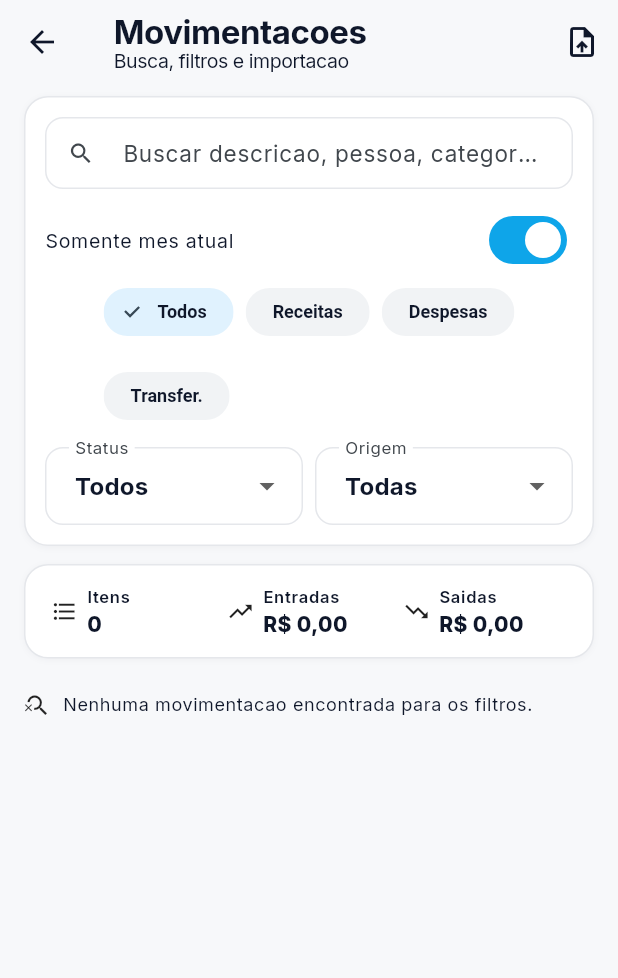
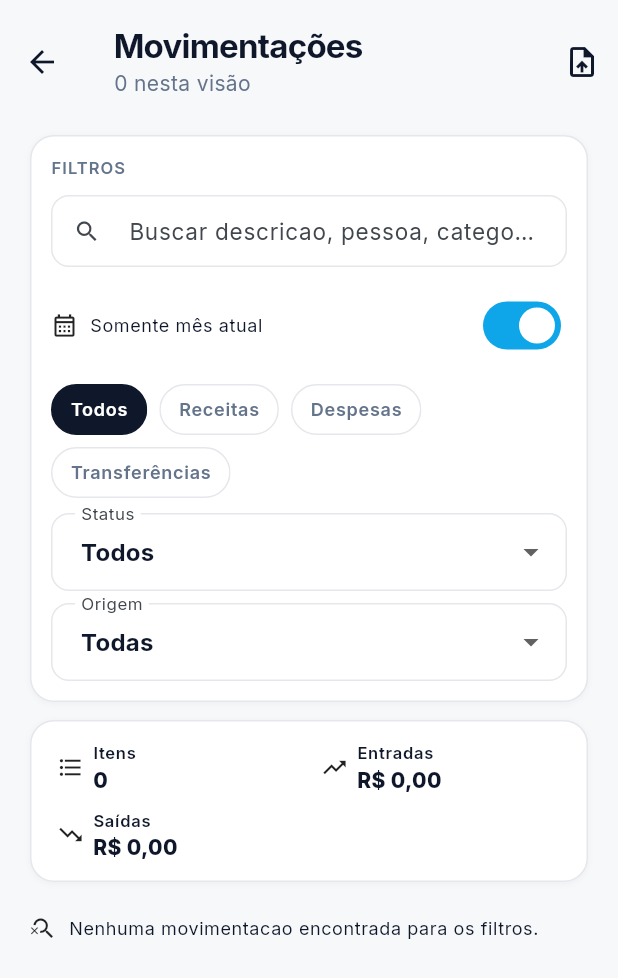
Before and after one commit to paulochornobay/ZimbaControl, a Flutter app: the MovementsPage screen opened directly with empty values, on a phone screen of 412 x 824 dp. Shown: the top 978 px of the screen. Run offline on Flutter 3.47's test engine with Material 3 defaults, Android fonts, the phone set to English and light mode, and no system bars; our stand-ins replace drift, file_picker, flutter_secure_storage, google_sign_in, share_plus; accounts and stored records are empty; generated files the repository leaves out were written again.

Commit message:
Refine movements filters layout

```diff
--- a/apps/mobile/lib/src/presentation/movements_page.dart
+++ b/apps/mobile/lib/src/presentation/movements_page.dart
@@ -2,6 +2,7 @@ import 'package:flutter/material.dart';
 
 import '../data/local/app_database.dart';
 import 'dashboard_page.dart';
+import 'design/zimba_theme.dart';
 import 'design/zimba_ui.dart';
 import 'import_page.dart';
 
@@ -43,13 +44,23 @@ class _MovementsPageState extends State<MovementsPage> {
 
         return Scaffold(
           appBar: AppBar(
-            title: const Column(
+            toolbarHeight: 82,
+            title: Column(
               crossAxisAlignment: CrossAxisAlignment.start,
               children: [
-                Text('Movimentacoes'),
                 Text(
-                  'Busca, filtros e importacao',
-                  style: TextStyle(fontSize: 13, fontWeight: FontWeight.w400),
+                  'Movimentações',
+                  style: Theme.of(
+                    context,
+                  ).textTheme.titleLarge?.copyWith(letterSpacing: -.5),
+                ),
+                const SizedBox(height: 3),
+                Text(
+                  '${filtered.length} nesta visão',
+                  style: Theme.of(context).textTheme.bodyMedium?.copyWith(
+                    color: ZimbaColors.secondaryText,
+                    fontWeight: FontWeight.w400,
+                  ),
                 ),
               ],
             ),
@@ -66,7 +77,7 @@ class _MovementsPageState extends State<MovementsPage> {
             ],
           ),
           body: ListView(
-            padding: const EdgeInsets.fromLTRB(16, 8, 16, 96),
+            padding: const EdgeInsets.fromLTRB(20, 8, 20, 96),
             children: [
               if (snapshot.connectionState == ConnectionState.waiting &&
                   all.isEmpty)
@@ -205,7 +216,16 @@ class MovementFilterPanel extends StatelessWidget {
     return ZimbaCard(
       padding: const EdgeInsets.all(14),
       child: Column(
+        crossAxisAlignment: CrossAxisAlignment.start,
         children: [
+          Text(
+            'FILTROS',
+            style: Theme.of(context).textTheme.labelSmall?.copyWith(
+              color: ZimbaColors.secondaryText,
+              letterSpacing: .7,
+            ),
+          ),
+          const SizedBox(height: 10),
           TextField(
             controller: searchController,
             onChanged: (_) => onSearchChanged(),
@@ -217,50 +237,44 @@ class MovementFilterPanel extends StatelessWidget {
             ),
           ),
           const SizedBox(height: 10),
-          SwitchListTile(
-            dense: true,
-            contentPadding: EdgeInsets.zero,
-            title: const Text('Somente mes atual'),
-            value: currentMonthOnly,
+          _MovementPeriodToggle(
+            currentMonthOnly: currentMonthOnly,
             onChanged: (value) => onChanged(monthOnly: value),
           ),
+          const SizedBox(height: 10),
           Wrap(
             spacing: 8,
             runSpacing: 8,
             children: [
-              FilterChip(
-                label: const Text('Todos'),
+              _MovementPill(
+                label: 'Todos',
                 selected: kindFilter == 'all',
-                onSelected: (_) => onChanged(kind: 'all'),
+                onTap: () => onChanged(kind: 'all'),
               ),
-              FilterChip(
-                label: const Text('Receitas'),
+              _MovementPill(
+                label: 'Receitas',
                 selected: kindFilter == 'income',
-                onSelected: (_) => onChanged(kind: 'income'),
+                onTap: () => onChanged(kind: 'income'),
               ),
-              FilterChip(
-                label: const Text('Despesas'),
+              _MovementPill(
+                label: 'Despesas',
                 selected: kindFilter == 'expense',
-                onSelected: (_) => onChanged(kind: 'expense'),
+                onTap: () => onChanged(kind: 'expense'),
               ),
-              FilterChip(
-                label: const Text('Transfer.'),
+              _MovementPill(
+                label: 'Transferências',
                 selected: kindFilter == 'transfer',
-                onSelected: (_) => onChanged(kind: 'transfer'),
+                onTap: () => onChanged(kind: 'transfer'),
               ),
             ],
           ),
           const SizedBox(height: 10),
-          Row(
-            children: [
-              Expanded(
-                child: DropdownButtonFormField<String>(
-                  initialValue: statusFilter,
-                  decoration: const InputDecoration(
-                    isDense: true,
-                    labelText: 'Status',
-                    border: OutlineInputBorder(),
-                  ),
+          LayoutBuilder(
+            builder: (context, constraints) {
+              final fields = [
+                _MovementSelect(
+                  label: 'Status',
+                  value: statusFilter,
                   items: const [
                     DropdownMenuItem(value: 'all', child: Text('Todos')),
                     DropdownMenuItem(value: 'pending', child: Text('Pendente')),
@@ -272,21 +286,14 @@ class MovementFilterPanel extends StatelessWidget {
                   ],
                   onChanged: (value) => onChanged(status: value),
                 ),
-              ),
-              const SizedBox(width: 8),
-              Expanded(
-                child: DropdownButtonFormField<String>(
-                  initialValue: sourceFilter,
-                  decoration: const InputDecoration(
-                    isDense: true,
-                    labelText: 'Origem',
-                    border: OutlineInputBorder(),
-                  ),
+                _MovementSelect(
+                  label: 'Origem',
+                  value: sourceFilter,
                   items: const [
                     DropdownMenuItem(value: 'all', child: Text('Todas')),
                     DropdownMenuItem(
                       value: 'notification',
-                      child: Text('Notif.'),
+                      child: Text('Notificação'),
                     ),
                     DropdownMenuItem(value: 'csv', child: Text('CSV')),
                     DropdownMenuItem(value: 'ofx', child: Text('OFX')),
@@ -294,11 +301,128 @@ class MovementFilterPanel extends StatelessWidget {
                   ],
                   onChanged: (value) => onChanged(source: value),
                 ),
-              ),
-            ],
+              ];
+              if (constraints.maxWidth < 360) {
+                return Column(
+                  children: [
+                    fields.first,
+                    const SizedBox(height: 8),
+                    fields.last,
+                  ],
+                );
+              }
+              return Row(
+                children: [
+                  Expanded(child: fields.first),
+                  const SizedBox(width: 8),
+                  Expanded(child: fields.last),
+                ],
+              );
+            },
           ),
         ],
       ),
+    );
+  }
+}
+
+class _MovementPeriodToggle extends StatelessWidget {
+  const _MovementPeriodToggle({
+    required this.currentMonthOnly,
+    required this.onChanged,
+  });
+
+  final bool currentMonthOnly;
+  final ValueChanged<bool> onChanged;
+
+  @override
+  Widget build(BuildContext context) {
+    return Material(
+      color: Colors.transparent,
+      child: InkWell(
+        borderRadius: BorderRadius.circular(12),
+        onTap: () => onChanged(!currentMonthOnly),
+        child: Padding(
+          padding: const EdgeInsets.symmetric(vertical: 5),
+          child: Row(
+            children: [
+              const Icon(Icons.calendar_month_outlined, size: 18),
+              const SizedBox(width: 8),
+              Expanded(
+                child: Text(
+                  'Somente mês atual',
+                  style: Theme.of(context).textTheme.bodySmall,
+                ),
+              ),
+              Switch(value: currentMonthOnly, onChanged: onChanged),
+            ],
+          ),
+        ),
+      ),
+    );
+  }
+}
+
+class _MovementPill extends StatelessWidget {
+  const _MovementPill({
+    required this.label,
+    required this.selected,
+    required this.onTap,
+  });
+
+  final String label;
+  final bool selected;
+  final VoidCallback onTap;
+
+  @override
+  Widget build(BuildContext context) {
+    return Material(
+      color: Colors.transparent,
+      child: InkWell(
+        onTap: onTap,
+        borderRadius: BorderRadius.circular(999),
+        child: Ink(
+          padding: const EdgeInsets.symmetric(horizontal: 12, vertical: 8),
+          decoration: BoxDecoration(
+            color: selected ? ZimbaColors.foreground : ZimbaColors.surface,
+            border: Border.all(
+              color: selected ? ZimbaColors.foreground : ZimbaColors.border,
+            ),
+            borderRadius: BorderRadius.circular(999),
+          ),
+          child: Text(
+            label,
+            style: Theme.of(context).textTheme.labelMedium?.copyWith(
+              color: selected ? Colors.white : ZimbaColors.secondaryText,
+            ),
+          ),
+        ),
+      ),
+    );
+  }
+}
+
+class _MovementSelect extends StatelessWidget {
+  const _MovementSelect({
+    required this.label,
+    required this.value,
+    required this.items,
+    required this.onChanged,
+  });
+
+  final String label;
+  final String value;
+  final List<DropdownMenuItem<String>> items;
+  final ValueChanged<String?> onChanged;
+
+  @override
+  Widget build(BuildContext context) {
+    return DropdownButtonFormField<String>(
+      initialValue: value,
+      isExpanded: true,
+      decoration: InputDecoration(isDense: true, labelText: label),
+      items: items,
+      onChanged: onChanged,
     );
   }
 }
@@ -319,30 +443,42 @@ class MovementTotalsCard extends StatelessWidget {
   Widget build(BuildContext context) {
     return ZimbaCard(
       padding: const EdgeInsets.all(14),
-      child: Row(
-        children: [
-          Expanded(
-            child: MovementMetric(
+      child: LayoutBuilder(
+        builder: (context, constraints) {
+          final metrics = [
+            MovementMetric(
               icon: Icons.format_list_bulleted,
               label: 'Itens',
               value: count.toString(),
             ),
-          ),
-          Expanded(
-            child: MovementMetric(
+            MovementMetric(
               icon: Icons.trending_up,
               label: 'Entradas',
               value: formatBrl(incomeCents),
             ),
-          ),
-          Expanded(
-            child: MovementMetric(
+            MovementMetric(
               icon: Icons.trending_down,
-              label: 'Saidas',
+              label: 'Saídas',
               value: formatBrl(expenseCents.abs()),
             ),
-          ),
-        ],
+          ];
+          if (constraints.maxWidth < 390) {
+            return Wrap(
+              spacing: 8,
+              runSpacing: 10,
+              children: [
+                for (final metric in metrics)
+                  SizedBox(
+                    width: (constraints.maxWidth - 8) / 2,
+                    child: metric,
+                  ),
+              ],
+            );
+          }
+          return Row(
+            children: [for (final metric in metrics) Expanded(child: metric)],
+          );
+        },
       ),
     );
   }
```
Also changed, not shown: 1 other file.
